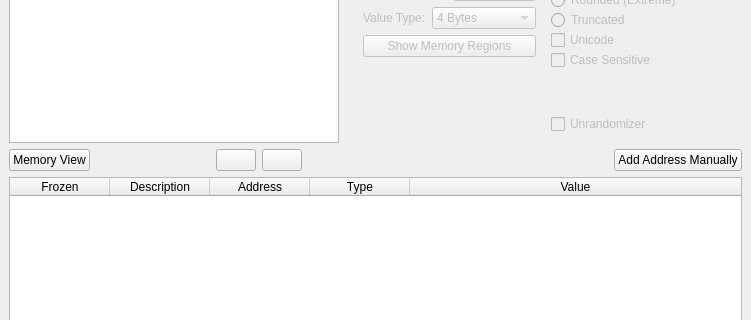
Qt form GUI/mainwindow.ui (korcankaraokcu/PINCE) before a commit; both pictures show x 0 to 751 and y 170 to 490 of the 751 by 659 pixel window.
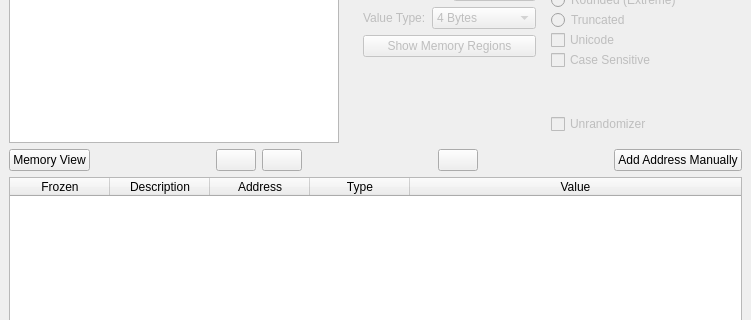
The same form after that commit.

Commit message: Implemented the address table refresh button GUI Update Some minor bugfixes

The edit to the form file:
```diff
--- a/GUI/mainwindow.ui
+++ b/GUI/mainwindow.ui
@@ -489,7 +489,27 @@
        </widget>
       </item>
       <item>
-       <widget class="QPushButton" name="pushButton_CleanAddressList">
+       <widget class="QPushButton" name="pushButton_CleanAddressTable">
+        <property name="text">
+         <string/>
+        </property>
+       </widget>
+      </item>
+      <item>
+       <spacer name="horizontalSpacer_7">
+        <property name="orientation">
+         <enum>Qt::Horizontal</enum>
+        </property>
+        <property name="sizeHint" stdset="0">
+         <size>
+          <width>40</width>
+          <height>20</height>
+         </size>
+        </property>
+       </spacer>
+      </item>
+      <item>
+       <widget class="QPushButton" name="pushButton_RefreshAdressTable">
         <property name="text">
          <string/>
         </property>
```
Left out of the diff: 4 changed lines with no effect on the pictures. The commit also changes 6 other files.
